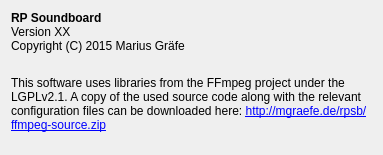
The window that src/about_qt.ui (MGraefe/RP-Soundboard) describes before a commit, drawn with Qt 5.
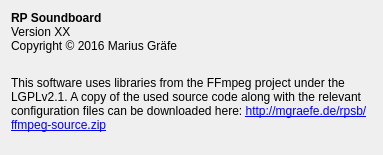
The same window after the commit. Icons and pictures are not drawn.

Commit message: Changed copyright notice

The edit to the form file:
```diff
--- a/src/about_qt.ui
+++ b/src/about_qt.ui
@@ -72,7 +72,7 @@
        <item>
         <widget class="QLabel" name="label_2">
          <property name="text">
-          <string>Copyright (C) 2015 Marius Gräfe</string>
+          <string>Copyright © 2016 Marius Gräfe</string>
          </property>
         </widget>
        </item>
```
The commit also changes 2 other files.
